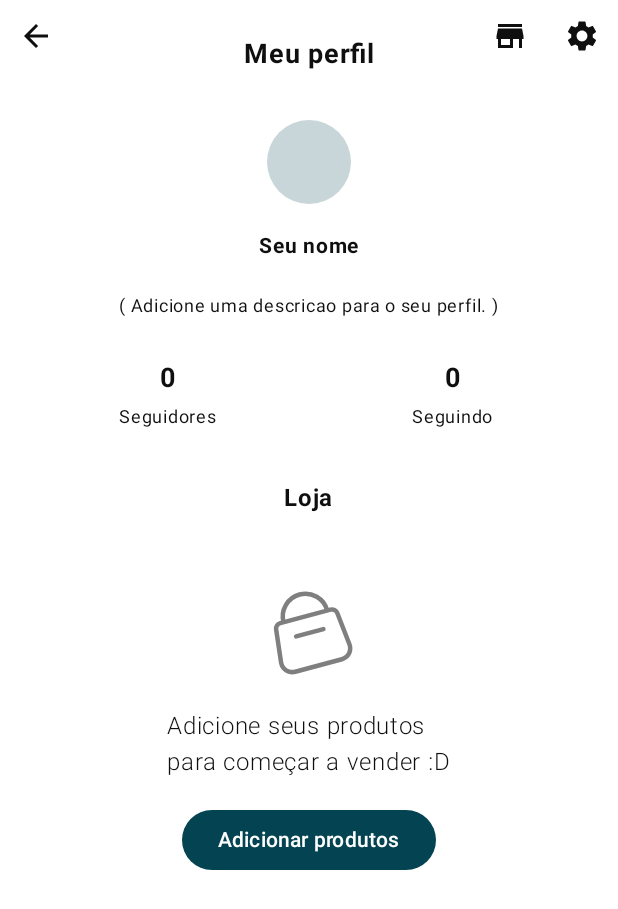
After one commit to francivaldo4334/ConfchatMobile, an Android app built with Jetpack Compose: the composable ProfileScreen called with empty values, on a phone screen of 412 x 824 dp. The commit adds this screen. Shown: the top 909 px of the screen. Run offline under Robolectric (Android 15) with nearby library versions, the phone set to English and light mode, and no system bars; our stand-ins replace Dagger/Hilt's generated code; network calls fail.

Commit message:
feat: profile screen

```diff
--- a/app/src/main/java/br/com/confchat/mobile/veiwmodel/PagBankViewModel.kt
+++ b/app/src/main/java/br/com/confchat/mobile/veiwmodel/PagBankViewModel.kt
@@ -11,7 +11,7 @@ import javax.inject.Inject
 
 @HiltViewModel
 class PagBankViewModel @Inject constructor(private val domain: IPagBankDomainRepository) : ViewModel(){
-    fun createPaymentCreditCard(data: PaymentCreditCard){
+    fun initPaymentCreditCard(data: PaymentCreditCard){
         viewModelScope.launch(Dispatchers.IO) {
             domain.createOrder(data)
         }
--- /dev/null
+++ b/app/src/main/java/br/com/confchat/mobile/veiwmodel/model/Product.kt
@@ -0,0 +1,7 @@
+package br.com.confchat.mobile.veiwmodel.model
+
+data class Product (
+    var name:String,
+    var img:String,
+    var value:Int
+)
--- a/app/src/main/java/br/com/confchat/mobile/view/HomeActivity.kt
+++ b/app/src/main/java/br/com/confchat/mobile/view/HomeActivity.kt
@@ -28,11 +28,14 @@ import br.com.confchat.mobile.veiwmodel.AuthViewModel
 import br.com.confchat.mobile.veiwmodel.ChatViewModel
 import br.com.confchat.mobile.veiwmodel.model.ContactViewModel
 import br.com.confchat.mobile.veiwmodel.model.Message
+import br.com.confchat.mobile.veiwmodel.model.Product
+import br.com.confchat.mobile.view.common.ProfileInformations
 import br.com.confchat.mobile.view.componets.ComponentBottomNavigate
 import br.com.confchat.mobile.view.constants.InformCardPayment
 import br.com.confchat.mobile.view.constants.Route
 import br.com.confchat.mobile.view.screens.InsertPayCardInformScreen
 import br.com.confchat.mobile.view.screens.InsertValuePaymentScreen
+import br.com.confchat.mobile.view.screens.ProfileScreen
 import br.com.confchat.mobile.view.screens.ScreenChat
 import br.com.confchat.mobile.view.screens.ScreenContact
 import br.com.confchat.mobile.view.ui.theme.ConfchatTheme
@@ -46,6 +49,8 @@ class HomeActivity : ComponentActivity() {
             val viewModel : ChatViewModel = hiltViewModel()
             val viewModelAuth : AuthViewModel = hiltViewModel()
             val listContact : List<ContactViewModel> by viewModel.listContact.collectAsState()
+            val profileInformations = ProfileInformations()
+            val products:List<Product> = buildList {}
             viewModel.loadContacts()
             ConfchatTheme {
                 val navController = rememberNavController()
@@ -72,7 +77,7 @@ class HomeActivity : ComponentActivity() {
                             )
                         }
                         composable(Route.Profile){
-
+                            ProfileScreen(navController,profileInformations,products)
                         }
                         composable(Route.Merchant){
 
--- a/app/src/main/java/br/com/confchat/mobile/view/PaymentActivity.kt
+++ b/app/src/main/java/br/com/confchat/mobile/view/PaymentActivity.kt
@@ -45,7 +45,7 @@ class PaymentActivity: ComponentActivity() {
                         }
                         composable(RoutePay.Custumer){
                             CustumerScreen(navController,doc){
-                                pagBankViewModel.createPaymentCreditCard(
+                                pagBankViewModel.initPaymentCreditCard(
                                     PaymentCreditCard(
                                         name = doc.name,
                                         cpf = doc.cpf,
--- a/app/src/main/java/br/com/confchat/mobile/view/common/CreditCardDoc.kt
+++ b/app/src/main/java/br/com/confchat/mobile/view/common/CreditCardDoc.kt
@@ -25,7 +25,7 @@ class CreditCardDoc {
         }
         val regex = Regex("(\\d+)(\\d{2})")
         val result = value.replace(regex, "$1,$2")
-        "$ $result"
+        "R$ $result"
     }
     val maskValid: (String) -> String = {
         var value = it
--- /dev/null
+++ b/app/src/main/java/br/com/confchat/mobile/view/common/ProfileInformations.kt
@@ -0,0 +1,8 @@
+package br.com.confchat.mobile.view.common
+
+class ProfileInformations {
+    var userName:String = "Seu nome"
+    var userDescription:String = "( Adicione uma descricao para o seu perfil. )"
+    var fllowing = 0
+    var fllowers = 0
+}
--- /dev/null
+++ b/app/src/main/java/br/com/confchat/mobile/view/common/visualtransformations/VisualTransformationAmount.kt
@@ -0,0 +1,35 @@
+package br.com.confchat.mobile.view.common.visualtransformations
+
+import androidx.compose.ui.text.AnnotatedString
+import androidx.compose.ui.text.input.OffsetMapping
+import androidx.compose.ui.text.input.TransformedText
+import androidx.compose.ui.text.input.VisualTransformation
+
+class VisualTransformationAmount : VisualTransformation {
+    override fun filter(text: AnnotatedString): TransformedText {
+        var value = text.text
+        if (value.length < 3) {
+            value = when {
+                value.length == 2 -> "0$value"
+                value.length == 1 -> "00$value"
+                else -> "000"
+            }
+        }
+        val regex = Regex("(\\d+)(\\d{2})")
+        val result = value.replace(regex, "$1,$2")
+        "R$ $result"
+        return TransformedText(
+            text = AnnotatedString(result),
+            offsetMapping = object : OffsetMapping {
+                override fun originalToTransformed(offset: Int): Int {
+                    return result.length
+                }
+
+                override fun transformedToOriginal(offset: Int): Int {
+                    return offset
+                }
+
+            }
+        )
+    }
+}
--- a/app/src/main/java/br/com/confchat/mobile/view/componets/ComponentImageProfile.kt
+++ b/app/src/main/java/br/com/confchat/mobile/view/componets/ComponentImageProfile.kt
@@ -6,12 +6,13 @@ import androidx.compose.runtime.Composable
 import androidx.compose.ui.Modifier
 import androidx.compose.ui.draw.clip
 import androidx.compose.ui.tooling.preview.Preview
+import androidx.compose.ui.unit.Dp
 import androidx.compose.ui.unit.dp
 
 @Composable
-fun ComponentImageProfile() {
+fun ComponentImageProfile(size:Dp = 32.dp) {
     ComponentImage("Url profile",
-        modifier = Modifier.size(32.dp).clip(CircleShape))
+        modifier = Modifier.size(size).clip(CircleShape))
 }
 
 @Preview
--- /dev/null
+++ b/app/src/main/java/br/com/confchat/mobile/view/screens/ProfileScreen.kt
@@ -0,0 +1,199 @@
+package br.com.confchat.mobile.view.screens
+
+import androidx.compose.foundation.clickable
+import androidx.compose.foundation.layout.Arrangement
+import androidx.compose.foundation.layout.Box
+import androidx.compose.foundation.layout.Column
+import androidx.compose.foundation.layout.ColumnScope
+import androidx.compose.foundation.layout.Row
+import androidx.compose.foundation.layout.RowScope
+import androidx.compose.foundation.layout.Spacer
+import androidx.compose.foundation.layout.aspectRatio
+import androidx.compose.foundation.layout.fillMaxSize
+import androidx.compose.foundation.layout.fillMaxWidth
+import androidx.compose.foundation.layout.height
+import androidx.compose.foundation.layout.padding
+import androidx.compose.foundation.layout.size
+import androidx.compose.foundation.lazy.grid.GridCells
+import androidx.compose.foundation.lazy.grid.GridItemSpan
+import androidx.compose.foundation.lazy.grid.LazyGridItemInfo
+import androidx.compose.foundation.lazy.grid.LazyVerticalGrid
+import androidx.compose.foundation.lazy.grid.items
+import androidx.compose.material.icons.Icons
+import androidx.compose.material.icons.filled.ArrowBack
+import androidx.compose.material.icons.filled.Settings
+import androidx.compose.material3.Button
+import androidx.compose.material3.Divider
+import androidx.compose.material3.Icon
+import androidx.compose.material3.IconButton
+import androidx.compose.material3.MaterialTheme
+import androidx.compose.material3.Text
+import androidx.compose.material3.TextButton
+import androidx.compose.runtime.Composable
+import androidx.compose.ui.Alignment
+import androidx.compose.ui.Modifier
+import androidx.compose.ui.res.painterResource
+import androidx.compose.ui.res.stringResource
+import androidx.compose.ui.text.ParagraphStyle
+import androidx.compose.ui.text.SpanStyle
+import androidx.compose.ui.text.buildAnnotatedString
+import androidx.compose.ui.text.font.FontWeight
+import androidx.compose.ui.text.style.TextAlign
+import androidx.compose.ui.text.withStyle
+import androidx.compose.ui.tooling.preview.Preview
+import androidx.compose.ui.unit.dp
+import androidx.compose.ui.unit.sp
+import androidx.navigation.NavController
+import androidx.navigation.compose.rememberNavController
+import br.com.confchat.mobile.R
+import br.com.confchat.mobile.veiwmodel.model.PaymentCreditCard
+import br.com.confchat.mobile.veiwmodel.model.Product
+import br.com.confchat.mobile.view.common.CreditCardDoc
+import br.com.confchat.mobile.view.common.ProfileInformations
+import br.com.confchat.mobile.view.componets.ComponentImageProfile
+import br.com.confchat.mobile.view.ui.theme.ConfchatTheme
+
+@Composable
+fun ProfileScreen(navController: NavController, profileInformations: ProfileInformations,listProduct: List<Product>) {
+    Column {
+        Box(modifier = Modifier.fillMaxWidth()) {
+            IconButton(
+                onClick = { navController.popBackStack() },
+                modifier = Modifier.align(Alignment.CenterStart)
+            ) {
+                Icon(imageVector = Icons.Default.ArrowBack, contentDescription = null)
+            }
+            Text(
+                text = stringResource(R.string.meu_perfil),
+                fontSize = 18.sp,
+                fontWeight = FontWeight.Bold,
+                modifier = Modifier.align(Alignment.BottomCenter)
+            )
+            Row(
+                modifier = Modifier.align(Alignment.CenterEnd)
+            ) {
+                IconButton(onClick = { /*TODO*/ }) {
+                    Icon(painter = painterResource(id = R.drawable.ic_store), contentDescription = null)
+                }
+                IconButton(onClick = { /*TODO*/ }) {
+                    Icon(imageVector = Icons.Default.Settings, contentDescription = null)
+                }
+            }
+        }
+        LazyVerticalGrid(
+            columns = GridCells.Fixed(2),
+            horizontalArrangement = Arrangement.spacedBy(16.dp),
+            verticalArrangement = Arrangement.spacedBy(16.dp),
+            modifier = Modifier.padding(16.dp)
+        ){
+            item(span = { GridItemSpan(maxLineSpan) }){
+                Column(
+                    modifier = Modifier
+                        .fillMaxWidth()
+                        .padding(vertical = 16.dp),
+                    horizontalAlignment = Alignment.CenterHorizontally,
+                    verticalArrangement = Arrangement.spacedBy(16.dp)
+                ){
+                    ComponentImageProfile(56.dp)
+                    Text(text = profileInformations.userName, fontSize = 14.sp, fontWeight = FontWeight.Bold)
+                    Text(text = profileInformations.userDescription, fontSize = 12.sp)
+                    Row (
+                        modifier = Modifier.fillMaxWidth(),
+                        horizontalArrangement = Arrangement.SpaceAround
+                    ){
+                        val buttonFlower: @Composable RowScope.(Int,String,()->Unit)->Unit = {n,text,onClick->
+                            Box(
+                                modifier = Modifier
+                                    .weight(1f)
+                                    .clickable { onClick() }
+                                    .padding(8.dp),
+                                contentAlignment = Alignment.Center
+                            ){
+                                val bs = buildAnnotatedString {
+                                    withStyle(style = SpanStyle(fontSize = 18.sp, fontWeight = FontWeight.Bold)){
+                                        append("${n.toString()}\n")
+                                    }
+                                    withStyle(style = SpanStyle(fontSize = 12.sp)){
+                                        append(text)
+                                    }
+                                }
+                                Text(text = bs, textAlign = TextAlign.Center)
+                            }
+                        }
+                        buttonFlower(profileInformations.fllowers,"Seguidores"){
+                            //TODO
+                        }
+                        buttonFlower(profileInformations.fllowing,"Seguindo"){
+                            //TODO
+                        }
+                    }
+                    Row(
+                        modifier = Modifier
+                            .fillMaxWidth()
+                            .padding(vertical = 8.dp),
+                        horizontalArrangement = Arrangement.Center
+                    ) {
+                        Text(text = "Loja", fontWeight = FontWeight.Bold)
+                    }
+                }
+            }
+            if(listProduct.isEmpty()){
+                item(span = { GridItemSpan(maxLineSpan) }){
+                    Column(
+                        modifier = Modifier.fillMaxSize(),
+                        horizontalAlignment = Alignment.CenterHorizontally
+                    ) {
+                        Icon(
+                            painter = painterResource(id = R.drawable.ic_product),
+                            contentDescription = null,
+                            modifier = Modifier.size(72.dp),
+                            tint = MaterialTheme.colorScheme.onBackground.copy(0.5f)
+                        )
+                        Spacer(modifier = Modifier.height(16.dp))
+                        Text(text = stringResource(R.string.adicione_seus_produtos).replace("\\n","\n"), fontWeight = FontWeight.Light)
+                        Spacer(modifier = Modifier.height(16.dp))
+                        Button(onClick = { /*TODO*/ }) {
+                            Text(text = stringResource(R.string.adicionar_produtos))
+                        }
+                    }
+                }
+            }
+            else{
+                items(
+                    items =listProduct
+                ){
+                    Column(
+                        Modifier
+                            .fillMaxWidth()
+                    ) {
+                        Box(
+                            modifier = Modifier
+                                .fillMaxWidth()
+                                .padding(8.dp)
+                                .aspectRatio(1f),
+                            contentAlignment = Alignment.Center
+                        ){
+                            Icon(
+                                painter = painterResource(id = R.drawable.ic_product),
+                                contentDescription = null,
+                                modifier = Modifier.size(72.dp),
+                                tint = MaterialTheme.colorScheme.onBackground.copy(0.5f)
+                            )
+                        }
+                        Text(text = it.name)
+                        val mask = CreditCardDoc().mask
+                        Text(text = mask(it.value.toString()), fontWeight = FontWeight.Bold)
+                    }
+                }
+            }
+        }
+    }
+}
+
+@Preview
+@Composable
+fun ProfileScreenPreview() {
+    ConfchatTheme {
+        ProfileScreen(rememberNavController(), ProfileInformations(), emptyList())
+    }
+}
--- /dev/null
+++ b/app/src/main/res/drawable/ic_product.xml
@@ -0,0 +1,13 @@
+<vector xmlns:android="http://schemas.android.com/apk/res/android"
+    android:width="24dp"
+    android:height="24dp"
+    android:viewportWidth="24"
+    android:viewportHeight="24">
+  <path
+      android:strokeWidth="1"
+      android:pathData="M6.346,10.264C6.001,8.977 6.182,7.605 6.848,6.451C7.514,5.297 8.612,4.455 9.899,4.11C11.186,3.766 12.557,3.946 13.712,4.612C14.866,5.279 15.708,6.376 16.052,7.663M9.141,13.416L15.208,11.791M19.306,18.495L8.945,21.271C8.603,21.365 8.245,21.385 7.895,21.331C7.544,21.277 7.209,21.149 6.912,20.956C6.615,20.763 6.362,20.509 6.169,20.211C5.977,19.913 5.85,19.578 5.796,19.228L4.694,11.864C4.648,11.557 4.716,11.243 4.887,10.984C5.057,10.725 5.318,10.538 5.618,10.459L16.78,7.468C17.08,7.386 17.399,7.418 17.677,7.557C17.954,7.696 18.17,7.934 18.283,8.223L20.986,15.158C21.115,15.486 21.172,15.837 21.156,16.19C21.139,16.542 21.048,16.886 20.89,17.201C20.731,17.515 20.508,17.793 20.236,18.016C19.963,18.239 19.646,18.402 19.306,18.495Z"
+      android:strokeLineJoin="round"
+      android:fillColor="#00000000"
+      android:strokeColor="#808080"
+      android:strokeLineCap="round"/>
+</vector>
--- a/app/src/main/res/values/strings.xml
+++ b/app/src/main/res/values/strings.xml
@@ -23,4 +23,7 @@
     <string name="inserir_c_digo_de_verifica_o">Inserir código de verificação</string>
     <string name="reenviar_c_digo">Reenviar código</string>
     <string name="contatos">Contatos</string>
+    <string name="meu_perfil">Meu perfil</string>
+    <string name="adicione_seus_produtos">Adicione seus produtos\npara começar a vender :D</string>
+    <string name="adicionar_produtos">Adicionar produtos</string>
 </resources>
```
